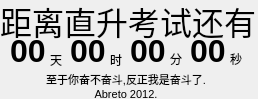
Old version of the form mainwidget.ui in the repository Abreto/countdowner.
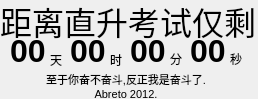
New version of the form.

Commit message: 修改了一个计算秒数的BUG.

What changed in the file:
```diff
--- a/mainwidget.ui
+++ b/mainwidget.ui
@@ -121,7 +121,7 @@
     </font>
    </property>
    <property name="text">
-    <string>距离直升考试还有</string>
+    <string>距离直升考试仅剩</string>
    </property>
   </widget>
   <widget class="QLabel" name="label_3">
```
The commit also changes 1 other file.
